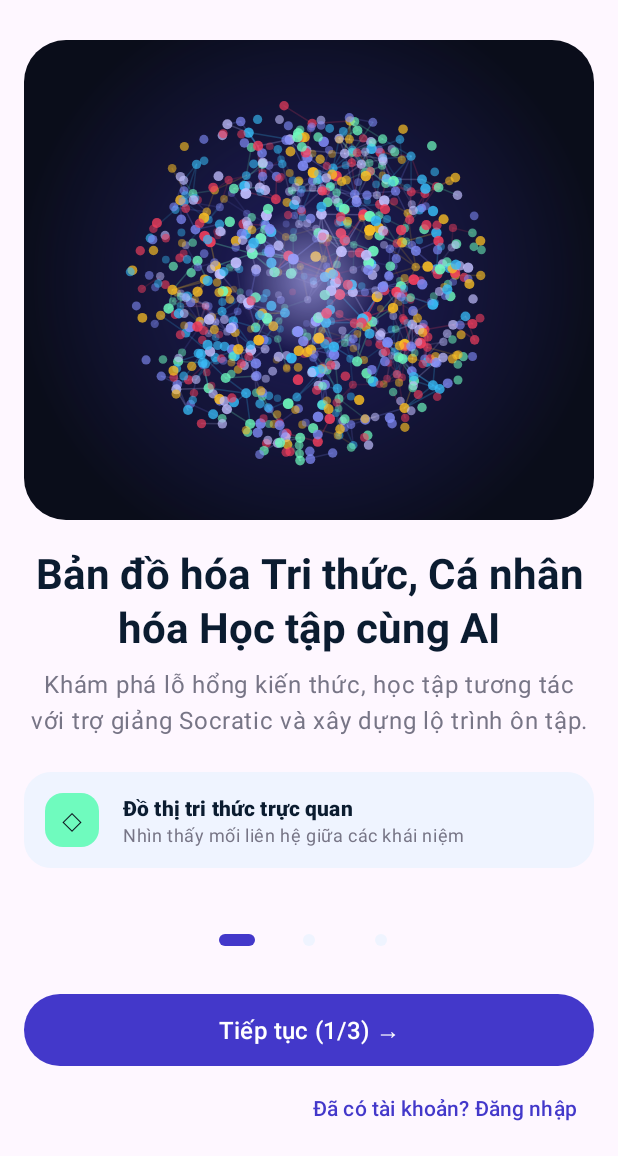
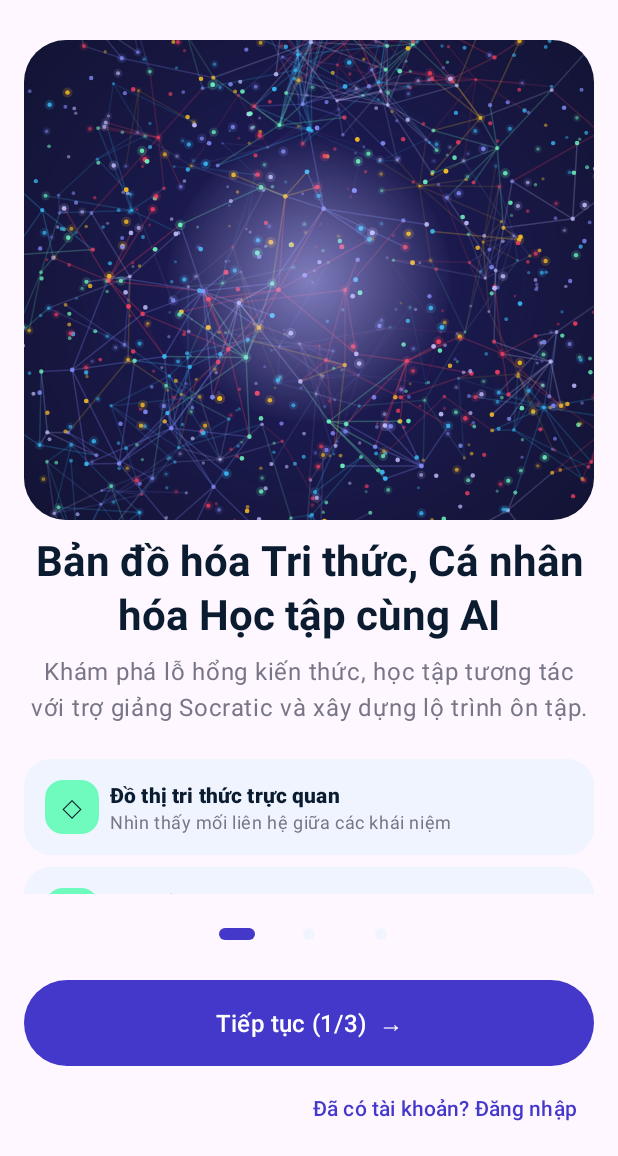
Before and after one commit to Potato12925/LTUD, an Android app: the screen it shows after launch (WelcomeActivity), on a phone screen of 412 x 824 dp, the part 80-1236 px from its top. Run offline under Robolectric (Android 15) with nearby library versions, the phone set to English and light mode, and no system bars.

Commit message:
chỉnh rule strings.xml

```diff
--- a/app/src/main/java/com/example/ltud/KnowledgeOrbView.java
+++ b/app/src/main/java/com/example/ltud/KnowledgeOrbView.java
@@ -19,11 +19,12 @@ import androidx.core.content.ContextCompat;
 import java.util.Random;
 
 public class KnowledgeOrbView extends View {
-    private static final int NODE_COUNT = 900;
+    private static final int NODE_COUNT = 1200;
+    private static final int CONNECTED_NODE_COUNT = 450;
     private static final int CONNECTION_LIMIT = 750;
     private static final float SPHERE_RADIUS = 105f;
-    private static final float CONNECTION_DISTANCE = 24f;
-    private static final long ROTATION_DURATION_MS = 24000L;
+    private static final float CONNECTION_DISTANCE = 30f;
+    private static final long ROTATION_DURATION_MS = 36000L;
 
     private final Paint paint = new Paint(Paint.ANTI_ALIAS_FLAG);
     private final RectF frame = new RectF();
@@ -51,6 +52,7 @@ public class KnowledgeOrbView extends View {
     private float lastTouchY;
     private boolean dragging;
     private int connectionCount;
+    private float corePulse = 1f;
 
     public KnowledgeOrbView(Context context, AttributeSet attrs) {
         super(context, attrs);
@@ -70,10 +72,12 @@ public class KnowledgeOrbView extends View {
         rotationAnimator.setRepeatCount(ValueAnimator.INFINITE);
         rotationAnimator.setInterpolator(new LinearInterpolator());
         rotationAnimator.addUpdateListener(animator -> {
+            float phase = (float) animator.getAnimatedValue();
+            corePulse = 1f + (float) Math.sin(phase * 14f) * 0.06f;
             if (!dragging) {
-                rotationY = baseRotationY + (float) animator.getAnimatedValue();
-                invalidate();
+                rotationY = baseRotationY + phase;
             }
+            invalidate();
         });
         setLayerType(View.LAYER_TYPE_SOFTWARE, null);
     }
@@ -81,22 +85,22 @@ public class KnowledgeOrbView extends View {
     private void generateSphere() {
         Random random = new Random(114L);
         for (int index = 0; index < NODE_COUNT; index++) {
-            double u = random.nextDouble();
-            double v = random.nextDouble();
-            double theta = u * Math.PI * 2;
-            double phi = Math.acos(2 * v - 1);
-            float radius = SPHERE_RADIUS * (0.35f + 0.65f * (float) Math.sqrt(random.nextDouble()));
-            nodeX[index] = radius * (float) (Math.sin(phi) * Math.cos(theta));
-            nodeY[index] = radius * (float) (Math.sin(phi) * Math.sin(theta));
-            nodeZ[index] = radius * (float) Math.cos(phi);
+            double theta = random.nextDouble() * Math.PI * 2;
+            double phi = Math.acos(2 * random.nextDouble() - 1);
+            float nodeRadius = SPHERE_RADIUS
+                    * (0.35f + 0.65f * (float) Math.sqrt(random.nextDouble()));
+            nodeX[index] = nodeRadius * (float) (Math.sin(phi) * Math.cos(theta));
+            nodeY[index] = nodeRadius * (float) (Math.sin(phi) * Math.sin(theta));
+            nodeZ[index] = nodeRadius * (float) Math.cos(phi);
             nodeColors[index] = palette[random.nextInt(palette.length)];
         }
     }
 
     private void generateConnections() {
         Random random = new Random(115L);
-        for (int first = 0; first < 450 && connectionCount < CONNECTION_LIMIT; first++) {
-            for (int second = first + 1; second < 450 && connectionCount < CONNECTION_LIMIT; second++) {
+        for (int first = 0; first < CONNECTED_NODE_COUNT && connectionCount < CONNECTION_LIMIT; first++) {
+            for (int second = first + 1;
+                 second < CONNECTED_NODE_COUNT && connectionCount < CONNECTION_LIMIT; second++) {
                 float dx = nodeX[first] - nodeX[second];
                 float dy = nodeY[first] - nodeY[second];
                 float dz = nodeZ[first] - nodeZ[second];
@@ -115,7 +119,7 @@ public class KnowledgeOrbView extends View {
     @Override
     protected void onSizeChanged(int width, int height, int oldWidth, int oldHeight) {
         super.onSizeChanged(width, height, oldWidth, oldHeight);
-        float radius = Math.min(width, height) * 0.38f;
+        float radius = Math.min(width, height) * 0.76f;
         frame.set(0, 0, width, height);
         clip.reset();
         float corner = getResources().getDimension(R.dimen.welcome_hero_corner);
@@ -145,7 +149,7 @@ public class KnowledgeOrbView extends View {
         super.onDraw(canvas);
         float width = getWidth();
         float height = getHeight();
-        float radius = Math.min(width, height) * 0.38f;
+        float radius = Math.min(width, height) * 0.76f;
         projectNodes(width, height, radius);
 
         canvas.save();
@@ -162,7 +166,7 @@ public class KnowledgeOrbView extends View {
 
         paint.setAlpha(255);
         paint.setShader(innerGlow);
-        canvas.drawCircle(width / 2, height / 2, radius * 0.4f, paint);
+        canvas.drawCircle(width / 2, height / 2, radius * 0.4f * corePulse, paint);
         paint.setShader(null);
         canvas.restore();
     }
@@ -177,11 +181,11 @@ public class KnowledgeOrbView extends View {
             float rotatedZ = -nodeX[index] * sinY + nodeZ[index] * cosY;
             float rotatedY = nodeY[index] * cosX - rotatedZ * sinX;
             rotatedZ = nodeY[index] * sinX + rotatedZ * cosX;
-            float perspective = 1f + rotatedZ / (SPHERE_RADIUS * 7f);
+            float perspective = 1f + rotatedZ / (SPHERE_RADIUS * 12f);
             projectedX[index] = width / 2f + rotatedX / SPHERE_RADIUS * radius * perspective;
             projectedY[index] = height / 2f + rotatedY / SPHERE_RADIUS * radius * perspective;
             projectedZ[index] = rotatedZ / SPHERE_RADIUS;
-            pointRadius[index] = (2.2f + (projectedZ[index] + 1f) * 0.8f)
+            pointRadius[index] = (0.9f + (projectedZ[index] + 1f) * 0.4f)
                     * getResources().getDisplayMetrics().density;
         }
     }
@@ -206,7 +210,12 @@ public class KnowledgeOrbView extends View {
         for (int index = 0; index < NODE_COUNT; index++) {
             paint.setShader(null);
             paint.setColor(nodeColors[index]);
-            paint.setAlpha((int) (55 + 200 * (projectedZ[index] + 1f) / 2f));
+            int depthAlpha = (int) (55 + 200 * (projectedZ[index] + 1f) / 2f);
+            if (index % 3 == 0) {
+                paint.setAlpha(depthAlpha / 5);
+                canvas.drawCircle(projectedX[index], projectedY[index], pointRadius[index] * 2.2f, paint);
+            }
+            paint.setAlpha(depthAlpha);
             canvas.drawCircle(projectedX[index], projectedY[index], pointRadius[index], paint);
         }
         paint.setAlpha(255);
--- a/app/src/main/java/com/example/ltud/WelcomeActivity.java
+++ b/app/src/main/java/com/example/ltud/WelcomeActivity.java
@@ -2,7 +2,6 @@ package com.example.ltud;
 
 import android.content.Intent;
 import android.content.SharedPreferences;
-import android.content.res.Resources;
 import android.graphics.drawable.GradientDrawable;
 import android.os.Bundle;
 import android.view.LayoutInflater;
@@ -38,11 +37,29 @@ public class WelcomeActivity extends AppCompatActivity {
     private MaterialButton btnNext;
     private MaterialButton btnBack;
     private MaterialButton btnSkip;
-    private String[] titles;
-    private String[] descriptions;
-    private String[] featureTitles;
-    private String[] featureDescriptions;
-    private String[] featureSymbols;
+    private final String[] titles = {
+            "Bản đồ hóa Tri thức, Cá nhân hóa Học tập cùng AI",
+            "Trợ giảng Socratic, Hiểu sâu từng vấn đề",
+            "Lộ trình Cá nhân hóa cho việc ôn tập"
+    };
+    private final String[] descriptions = {
+            "Khám phá lỗ hổng kiến thức, học tập tương tác với trợ giảng Socratic và xây dựng lộ trình ôn tập.",
+            "Đối thoại theo câu hỏi gợi mở để tự khám phá bản chất của công thức và giải thuật.",
+            "Ôn tập theo tiến độ và các kiến thức cần củng cố, ngay cả khi bạn học ngoại tuyến."
+    };
+    private final String[] featureTitles = {
+            "Đồ thị tri thức trực quan", "Trợ giảng Socratic", "Ôn tập ngắt quãng",
+            "Câu hỏi gợi mở", "Giải thích công thức và code", "Học chủ động",
+            "Lịch ôn tập cá nhân", "Quét slide và bài giảng", "Theo dõi kiến thức cần củng cố"
+    };
+    private final String[] featureDescriptions = {
+            "Nhìn thấy mối liên hệ giữa các khái niệm", "Hiểu vấn đề qua đối thoại",
+            "Nhắc lại kiến thức đúng thời điểm", "Tự tìm lời giải thay vì học thuộc",
+            "Khám phá từng bước trong bài học", "Luyện tập và kiểm tra mức độ hiểu",
+            "Sắp xếp nội dung cần học", "Biến tài liệu thành nội dung có cấu trúc",
+            "Tập trung vào phần còn yếu"
+    };
+    private final String[] featureSymbols = {"◇", "✦", "↻", "?", "∑", "◎", "◷", "▣", "◈"};
     private int currentStep;
 
     @Override
@@ -58,7 +75,6 @@ public class WelcomeActivity extends AppCompatActivity {
         EdgeToEdge.enable(this);
         setContentView(R.layout.activity_welcome);
         initViews();
-        loadData();
         setupListeners();
         currentStep = savedInstanceState == null ? 0 : savedInstanceState.getInt(STATE_STEP, 0);
         showStep();
@@ -79,15 +95,6 @@ public class WelcomeActivity extends AppCompatActivity {
             view.setPadding(bars.left, bars.top, bars.right, bars.bottom);
             return insets;
         });
-    }
-
-    private void loadData() {
-        Resources resources = getResources();
-        titles = resources.getStringArray(R.array.welcome_titles);
-        descriptions = resources.getStringArray(R.array.welcome_descriptions);
-        featureTitles = resources.getStringArray(R.array.welcome_feature_titles);
-        featureDescriptions = resources.getStringArray(R.array.welcome_feature_descriptions);
-        featureSymbols = resources.getStringArray(R.array.welcome_feature_symbols);
     }
 
     private void setupListeners() {
@@ -112,15 +119,15 @@ public class WelcomeActivity extends AppCompatActivity {
             showStep();
         });
         findViewById(R.id.btnLogin).setOnClickListener(view ->
-                Snackbar.make(rootWelcome, R.string.welcome_login_unavailable, Snackbar.LENGTH_LONG).show());
+                Snackbar.make(rootWelcome, "Đăng nhập chưa khả dụng trong bản này", Snackbar.LENGTH_LONG).show());
     }
 
     private void showStep() {
         tvTitle.setText(titles[currentStep]);
         tvDescription.setText(descriptions[currentStep]);
         btnNext.setText(currentStep == STEP_COUNT - 1
-                ? getString(R.string.welcome_start_guest)
-                : getString(R.string.welcome_next, currentStep + 1));
+                ? "Tiếp tục với tư cách khách  →"
+                : "Tiếp tục (" + (currentStep + 1) + "/" + STEP_COUNT + ")  →");
         btnBack.setVisibility(currentStep == 0 ? View.INVISIBLE : View.VISIBLE);
         btnSkip.setVisibility(currentStep == STEP_COUNT - 1 ? View.INVISIBLE : View.VISIBLE);
         renderFeatures();
@@ -163,7 +170,7 @@ public class WelcomeActivity extends AppCompatActivity {
             background.setColor(ContextCompat.getColor(this,
                     selected ? R.color.welcome_primary : R.color.welcome_card));
             dot.setBackground(background);
-            target.setContentDescription(getString(R.string.welcome_step_description, step + 1));
+            target.setContentDescription("Bước " + (step + 1) + " trên " + STEP_COUNT);
             target.setOnClickListener(view -> {
                 currentStep = selectedStep;
                 showStep();
--- a/app/src/main/res/layout/activity_main.xml
+++ b/app/src/main/res/layout/activity_main.xml
@@ -9,7 +9,7 @@
     <TextView
         android:layout_width="wrap_content"
         android:layout_height="wrap_content"
-        android:text="@string/welcome_guest_title"
+        android:text="Chào mừng đến LearnGraph AI"
         android:textAppearance="?attr/textAppearanceHeadlineMedium" />
 
     <TextView
@@ -17,7 +17,7 @@
         android:layout_height="wrap_content"
         android:layout_marginTop="@dimen/welcome_gap_medium"
         android:gravity="center"
-        android:text="@string/welcome_guest_description"
+        android:text="Bạn đang ở chế độ khách. Các tính năng học tập sẽ được bổ sung trong các bước phát triển tiếp theo."
         android:textAppearance="?attr/textAppearanceBodyLarge" />
 
     <com.google.android.material.button.MaterialButton
@@ -25,5 +25,5 @@
         android:layout_width="wrap_content"
         android:layout_height="wrap_content"
         android:layout_marginTop="@dimen/welcome_gap_large"
-        android:text="@string/welcome_replay" />
+        android:text="Xem lại giới thiệu" />
 </LinearLayout>
--- a/app/src/main/res/layout/activity_welcome.xml
+++ b/app/src/main/res/layout/activity_welcome.xml
@@ -35,7 +35,7 @@
                 android:backgroundTint="?attr/colorPrimary"
                 android:background="@drawable/bg_welcome_logo"
                 android:gravity="center"
-                android:text="@string/welcome_logo_symbol"
+                android:text="◎"
                 android:textColor="?attr/colorOnPrimary"
                 android:textSize="24sp"
                 android:contentDescription="@string/welcome_brand" />
@@ -70,7 +70,7 @@
                         android:paddingTop="4dp"
                         android:paddingEnd="@dimen/welcome_gap_small"
                         android:paddingBottom="4dp"
-                        android:text="@string/welcome_badge"
+                        android:text="AI 2.0"
                         android:textColor="@color/welcome_hero_background"
                         android:textSize="12sp" />
                 </LinearLayout>
@@ -78,7 +78,7 @@
                 <TextView
                     android:layout_width="wrap_content"
                     android:layout_height="wrap_content"
-                    android:text="@string/welcome_brand_subtitle"
+                    android:text="University Cognitive Engine"
                     android:textColor="@color/welcome_muted"
                     android:textSize="11sp" />
             </LinearLayout>
@@ -88,14 +88,14 @@
                 style="@style/Widget.Material3.Button.TextButton"
                 android:layout_width="wrap_content"
                 android:layout_height="48dp"
-                android:text="@string/welcome_skip" />
+                android:text="Bỏ qua" />
         </LinearLayout>
 
         <com.example.ltud.KnowledgeOrbView
             android:id="@+id/knowledgeOrb"
             android:layout_width="match_parent"
             android:layout_height="@dimen/welcome_hero_height"
-            android:contentDescription="@string/welcome_hero_description" />
+            android:contentDescription="Minh họa mạng lưới tri thức" />
 
         <TextView
             android:id="@+id/tvTitle"
@@ -119,7 +119,7 @@
         <LinearLayout
             android:id="@+id/layoutFeatures"
             android:layout_width="match_parent"
-            android:layout_height="wrap_content"
+            android:layout_height="match_parent"
             android:layout_marginTop="@dimen/welcome_gap_large"
             android:orientation="vertical" />
 
@@ -137,7 +137,7 @@
         <LinearLayout
             android:id="@+id/layoutDots"
             android:layout_width="match_parent"
-            android:layout_height="48dp"
+            android:layout_height="38dp"
             android:layout_marginTop="@dimen/welcome_gap_medium"
             android:gravity="center"
             android:orientation="horizontal" />
@@ -161,7 +161,7 @@
                 style="@style/Widget.Material3.Button.TextButton"
                 android:layout_width="wrap_content"
                 android:layout_height="48dp"
-                android:text="@string/welcome_back" />
+                android:text="Quay lại" />
 
             <Space
                 android:layout_width="0dp"
@@ -173,7 +173,7 @@
                 style="@style/Widget.Material3.Button.TextButton"
                 android:layout_width="wrap_content"
                 android:layout_height="48dp"
-                android:text="@string/welcome_login" />
+                android:text="Đã có tài khoản? Đăng nhập" />
         </LinearLayout>
     </LinearLayout>
 </LinearLayout>
--- a/app/src/main/res/values/dimens.xml
+++ b/app/src/main/res/values/dimens.xml
@@ -1,11 +1,11 @@
 <resources>
     <dimen name="welcome_screen_margin">16dp</dimen>
     <dimen name="welcome_gap_small">8dp</dimen>
-    <dimen name="welcome_gap_medium">16dp</dimen>
+    <dimen name="welcome_gap_medium">7dp</dimen>
     <dimen name="welcome_gap_large">24dp</dimen>
     <dimen name="welcome_hero_height">320dp</dimen>
     <dimen name="welcome_card_radius">18dp</dimen>
     <dimen name="welcome_card_padding">14dp</dimen>
-    <dimen name="welcome_button_height">56dp</dimen>
+    <dimen name="welcome_button_height">65dp</dimen>
     <dimen name="welcome_hero_corner">28dp</dimen>
 </resources>
--- a/app/src/main/res/values/strings.xml
+++ b/app/src/main/res/values/strings.xml
@@ -1,55 +1,4 @@
 <resources>
     <string name="app_name">LearnGraph AI</string>
     <string name="welcome_brand">LearnGraph</string>
-    <string name="welcome_logo_symbol" translatable="false">◎</string>
-    <string name="welcome_badge">AI 2.0</string>
-    <string name="welcome_brand_subtitle">University Cognitive Engine</string>
-    <string name="welcome_skip">Bỏ qua</string>
-    <string name="welcome_back">Quay lại</string>
-    <string name="welcome_next">Tiếp tục (%1$d/3)  →</string>
-    <string name="welcome_start_guest">Tiếp tục với tư cách khách  →</string>
-    <string name="welcome_login">Đã có tài khoản? Đăng nhập</string>
-    <string name="welcome_login_unavailable">Đăng nhập chưa khả dụng trong bản này</string>
-    <string name="welcome_guest_title">Chào mừng đến LearnGraph AI</string>
-    <string name="welcome_guest_description">Bạn đang ở chế độ khách. Các tính năng học tập sẽ được bổ sung trong các bước phát triển tiếp theo.</string>
-    <string name="welcome_replay">Xem lại giới thiệu</string>
-    <string name="welcome_hero_description">Minh họa mạng lưới tri thức</string>
-    <string name="welcome_step_description">Bước %1$d trên 3</string>
-    <string-array name="welcome_titles">
-        <item>Bản đồ hóa Tri thức, Cá nhân hóa Học tập cùng AI</item>
-        <item>Trợ giảng Socratic, Hiểu sâu từng vấn đề</item>
-        <item>Lộ trình Cá nhân hóa cho việc ôn tập</item>
-    </string-array>
-    <string-array name="welcome_descriptions">
-        <item>Khám phá lỗ hổng kiến thức, học tập tương tác với trợ giảng Socratic và xây dựng lộ trình ôn tập.</item>
-        <item>Đối thoại theo câu hỏi gợi mở để tự khám phá bản chất của công thức và giải thuật.</item>
-        <item>Ôn tập theo tiến độ và các kiến thức cần củng cố, ngay cả khi bạn học ngoại tuyến.</item>
-    </string-array>
-    <string-array name="welcome_feature_titles">
-        <item>Đồ thị tri thức trực quan</item>
-        <item>Trợ giảng Socratic</item>
-        <item>Ôn tập ngắt quãng</item>
-        <item>Câu hỏi gợi mở</item>
-        <item>Giải thích công thức và code</item>
-        <item>Học chủ động</item>
-        <item>Lịch ôn tập cá nhân</item>
-        <item>Quét slide và bài giảng</item>
-        <item>Theo dõi kiến thức cần củng cố</item>
-    </string-array>
-    <string-array name="welcome_feature_descriptions">
-        <item>Nhìn thấy mối liên hệ giữa các khái niệm</item>
-        <item>Hiểu vấn đề qua đối thoại</item>
-        <item>Nhắc lại kiến thức đúng thời điểm</item>
-        <item>Tự tìm lời giải thay vì học thuộc</item>
-        <item>Khám phá từng bước trong bài học</item>
-        <item>Luyện tập và kiểm tra mức độ hiểu</item>
-        <item>Sắp xếp nội dung cần học</item>
-        <item>Biến tài liệu thành nội dung có cấu trúc</item>
-        <item>Tập trung vào phần còn yếu</item>
-    </string-array>
-    <string-array name="welcome_feature_symbols">
-        <item>◇</item><item>✦</item><item>↻</item>
-        <item>?</item><item>∑</item><item>◎</item>
-        <item>◷</item><item>▣</item><item>◈</item>
-    </string-array>
 </resources>
```
Also changed, not shown: 5 other files.
